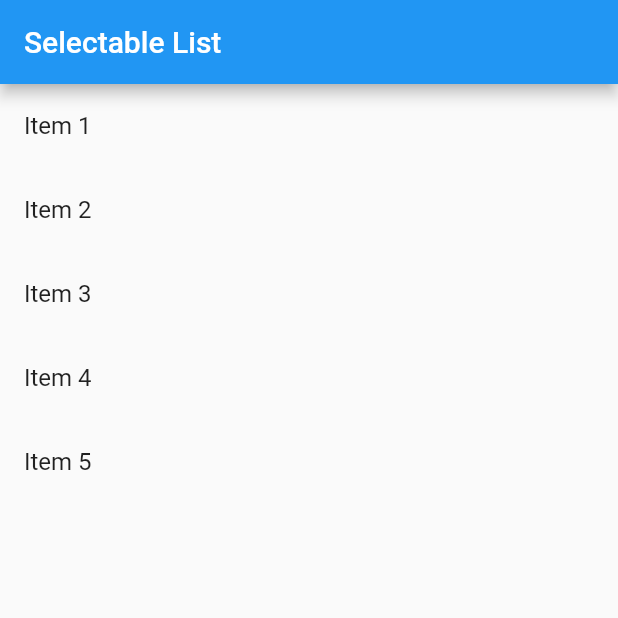
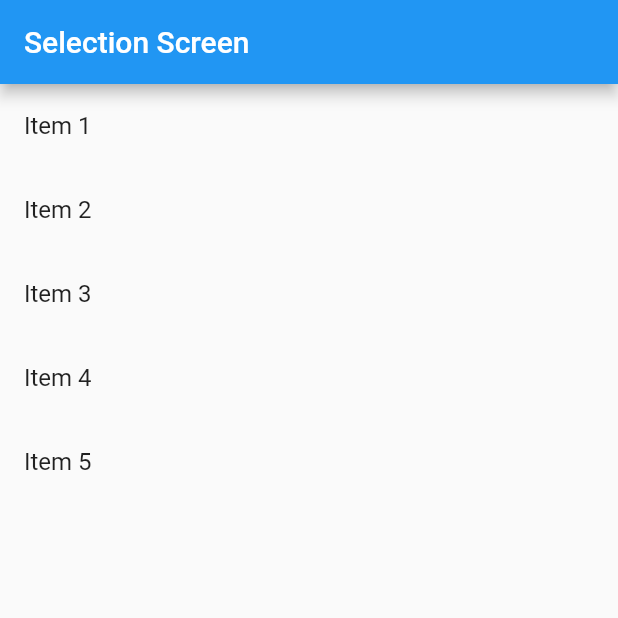
Before and after one commit to riazahmedmahin/learning, a Flutter app: the screen it shows after launch, on a phone screen of 412 x 824 dp, the top half of it. Run offline on Flutter 3.47's test engine with Material 2 defaults, Android fonts, the phone set to English and light mode, and no system bars.

Commit message:
Module_10_Live

```diff
--- a/lib/main.dart
+++ b/lib/main.dart
@@ -54,7 +54,7 @@ class _MyScreenState extends State<MyScreen> {
   Widget build(BuildContext context) {
     return Scaffold(
       appBar: AppBar(
-        title: Text('Selectable List'),
+        title: Text('Selection Screen'),
       ),
       body: ListView.builder(
         itemCount: itemList.length,
```
